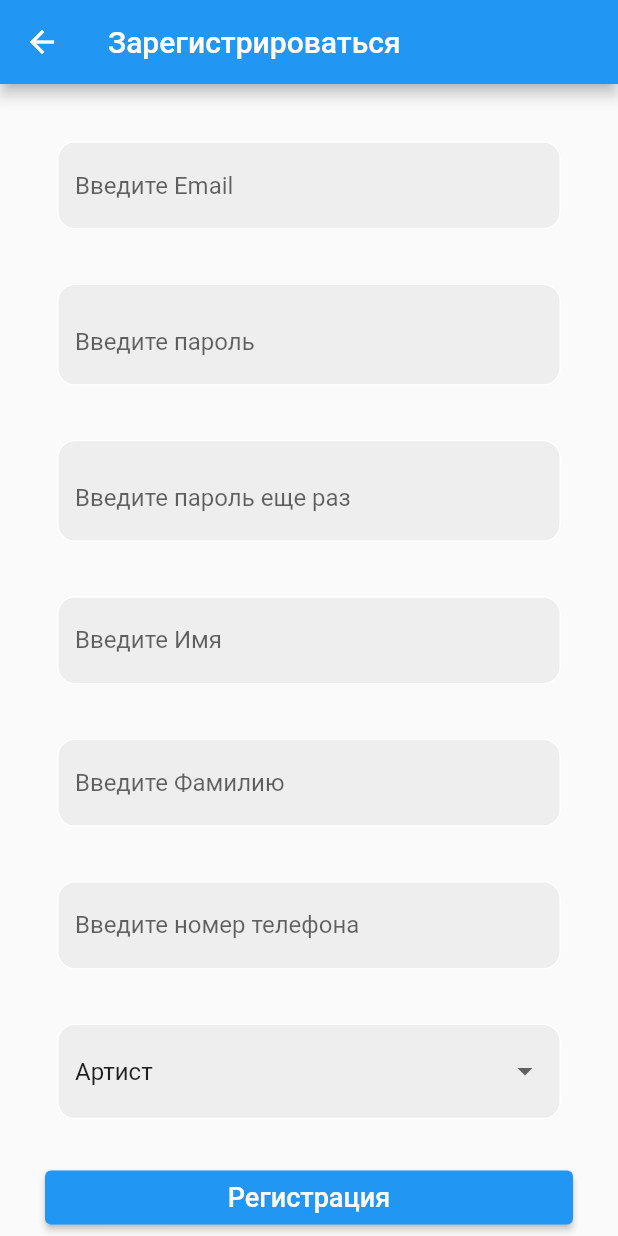
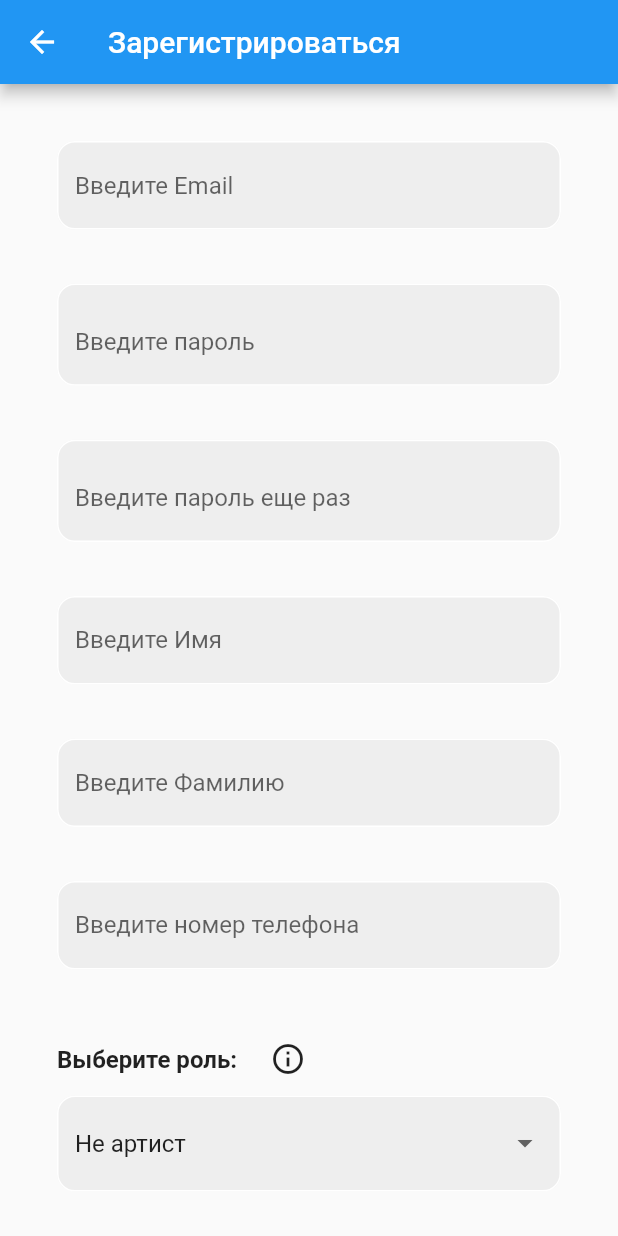
Before and after one commit to Kanat-rttd/Oner, a Flutter app: the SignUpScreen screen opened by its route, on a phone screen of 412 x 824 dp. Run offline on Flutter 3.47's test engine with Material 2 defaults, Android fonts, the phone set to English and light mode, and no system bars; our stand-ins replace cloud_firestore, email_validator, firebase_auth, firebase_core, firebase_database, firebase_storage and 4 more; accounts and stored records are empty.

Commit message:
fixing roles

```diff
--- a/lib/auth/signup_screen.dart
+++ b/lib/auth/signup_screen.dart
@@ -4,8 +4,6 @@ import 'package:firebase_database/firebase_database.dart';
 import 'package:flutter/material.dart';
 import 'package:email_validator/email_validator.dart';
 
-// import 'package:oner/firebase.dart';
-// import 'package:oner/services/users_data.dart';
 enum UserRole { Artist, NonArtist }
 
 class SignUpScreen extends StatefulWidget {
@@ -17,6 +15,7 @@ class SignUpScreen extends StatefulWidget {
 
 class _SignUpScreenState extends State<SignUpScreen> {
   bool isHiddenPassword = true;
+  bool isArtist = false;
   TextEditingController emailTextInputController = TextEditingController();
   TextEditingController passwordTextInputController = TextEditingController();
   TextEditingController passwordTextRepeatInputController =
@@ -25,7 +24,6 @@ class _SignUpScreenState extends State<SignUpScreen> {
   TextEditingController lastNameController = TextEditingController();
   TextEditingController phoneNumberController = TextEditingController();
   final formKey = GlobalKey<FormState>();
-  String selectedRole = 'Артист';
   List<String> roles = ['Артист', 'Не артист'];
 
   @override
@@ -43,6 +41,12 @@ class _SignUpScreenState extends State<SignUpScreen> {
   void togglePasswordView() {
     setState(() {
       isHiddenPassword = !isHiddenPassword;
+    });
+  }
+
+  void toggleRole() {
+    setState(() {
+      isArtist = !isArtist;
     });
   }
 
@@ -79,7 +83,7 @@ class _SignUpScreenState extends State<SignUpScreen> {
         'Фамилия': lastNameController.text,
         'Номер_телефона': phoneNumberController.text,
         'email': emailTextInputController.text,
-        'role': selectedRole == 'Артист'
+        'role': isArtist
             ? UserRole.Artist.toString()
             : UserRole.NonArtist.toString(),
       });
@@ -93,13 +97,12 @@ class _SignUpScreenState extends State<SignUpScreen> {
       String uid = FirebaseAuth.instance.currentUser!.uid;
       userRef.child(uid).set({
         'email': emailTextInputController.text.trim(),
-        'role': selectedRole,
+        'role': isArtist ? 'Артист' : 'Не артист',
       });
     } on FirebaseAuthException catch (e) {
       print(e.code);
 
       if (e.code == 'email-already-in-use') {
-        // ignore: use_build_context_synchronously
         SnackBarService.showSnackBar(
           context,
           'Такой Email уже используется, повторите попытку с использованием другого Email',
@@ -107,7 +110,6 @@ class _SignUpScreenState extends State<SignUpScreen> {
         );
         return;
       } else {
-        // ignore: use_build_context_synchronously
         SnackBarService.showSnackBar(
           context,
           'Неизвестная ошибка! Попробуйте еще раз или обратитесь в поддержку.',
@@ -116,26 +118,8 @@ class _SignUpScreenState extends State<SignUpScreen> {
       }
     }
 
-    //add user detais
-    // addUserDetails(
-    //   firstNameController.text.trim(),
-    //   lastNameController.text.trim(),
-    //   emailTextInputController.text.trim(),
-    //   int.parse(phoneNumberController.text.trim()),
-    // );
-
     navigator.pushNamedAndRemoveUntil('/', (Route<dynamic> route) => false);
   }
-
-  // Future addUserDetails(
-  //   String firstName, String lastName, String email, int phoneNumber) async {
-  //   await FirebaseFirestore.instance.collection('additional_user_info').add({
-  //     'first_name': firstName,
-  //     'last_name': lastName,
-  //     'email': email,
-  //     'phone_number': phoneNumber,
-  //   });
-  // }
 
   @override
   Widget build(BuildContext context) {
@@ -218,7 +202,7 @@ class _SignUpScreenState extends State<SignUpScreen> {
                 ),
                 const SizedBox(height: 20),
 
-                //second pasword
+                //second password
                 Padding(
                   padding: const EdgeInsets.all(8.0),
                   child: TextFormField(
@@ -330,8 +314,48 @@ class _SignUpScreenState extends State<SignUpScreen> {
                 //role
                 Padding(
                   padding: const EdgeInsets.all(8.0),
-                  child: DropdownButtonFormField<String>(
-                    value: selectedRole,
+                  child: Column(
+                    crossAxisAlignment: CrossAxisAlignment.start,
+                    children: [
+                      Row(
+                        children: [
+                          Text(
+                            'Выберите роль:',
+                            style: TextStyle(
+                              fontSize: 16,
+                              fontWeight: FontWeight.bold,
+                            ),
+                          ),
+                          SizedBox(width: 10),
+                          IconButton(
+                            onPressed: () {
+                              showDialog(
+                                context: context,
+                                builder: (context) {
+                                  return AlertDialog(
+                                    title: Text('Роль'),
+                                    content: Text(
+                                      'Если вы человек искусства, то выберите "Артист". Если нет, выберите "Не артист".',
+                                    ),
+                                    actions: [
+                                      TextButton(
+                                        onPressed: () {
+                                          Navigator.of(context).pop();
+                                        },
+                                        child: Text('OK'),
+                                      ),
+                                    ],
+                                  );
+                                },
+                              );
+                            },
+                            icon: Icon(Icons.info_outline),
+                            tooltip: 'Информация о роли',
+                          ),
+                        ],
+                      ),
+                      DropdownButtonFormField<String>(
+                        value: isArtist ? 'Артист' : 'Не артист',
                         items: roles.map((role) {
                           return DropdownMenuItem<String>(
                             value: role,
@@ -340,7 +364,7 @@ class _SignUpScreenState extends State<SignUpScreen> {
                         }).toList(),
                         onChanged: (value) {
                           setState(() {
-                        selectedRole = value!;
+                            isArtist = value == 'Артист';
                           });
                         },
                         decoration: InputDecoration(
@@ -349,13 +373,16 @@ class _SignUpScreenState extends State<SignUpScreen> {
                             borderRadius: BorderRadius.circular(12),
                           ),
                           focusedBorder: OutlineInputBorder(
-                        borderSide: const BorderSide(color: Colors.deepPurple),
+                            borderSide:
+                                const BorderSide(color: Colors.deepPurple),
                             borderRadius: BorderRadius.circular(12),
                           ),
                           hintText: 'Выберите роль',
                           fillColor: Colors.grey[200],
                           filled: true,
                         ),
+                      ),
+                    ],
                   ),
                 ),
                 const SizedBox(height: 20),
@@ -372,15 +399,6 @@ class _SignUpScreenState extends State<SignUpScreen> {
                   )),
                 ),
                 const SizedBox(height: 30),
-                // TextButton(
-                //   onPressed: () => Navigator.of(context).pop(),
-                //   child: const Text(
-                //     'Войти',
-                //     style: TextStyle(
-                //       decoration: TextDecoration.underline,
-                //     ),
-                //   ),
-                // ),
               ],
             ),
           ),
```
Lines whose indentation alone changed are shown as unchanged.
